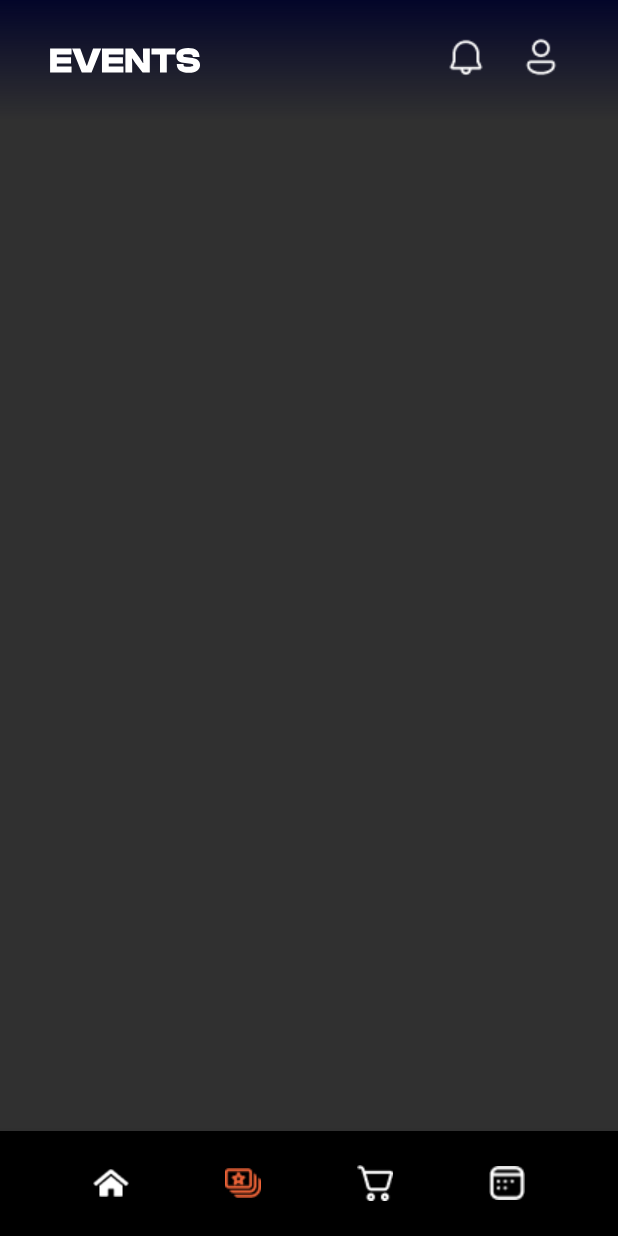
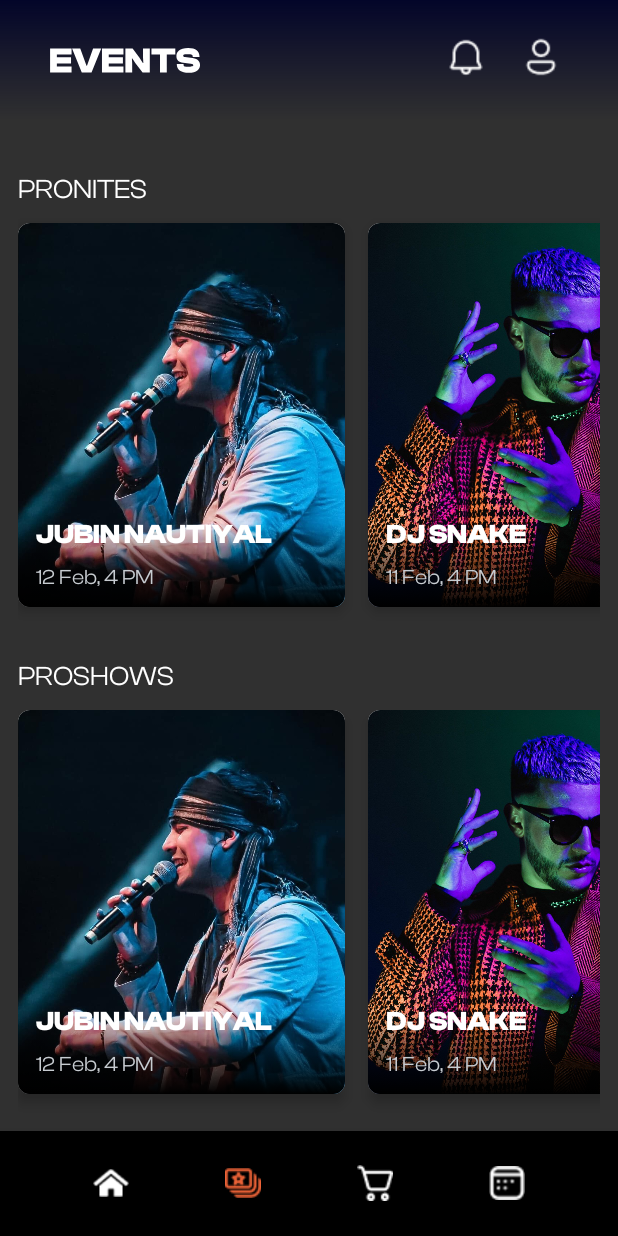
Before and after one commit to MdAyanHassan/Alcheringa, an Android app built with Jetpack Compose: the screen it shows after launch (MainActivity), item 2 of the bottom bar chosen, on a phone screen of 412 x 824 dp. Run offline under Robolectric (Android 15) with nearby library versions, the phone set to English and light mode, and no system bars.

Commit message:
Initial UI for events

```diff
--- /dev/null
+++ b/app/src/main/java/com/example/alcheringa2022/Event_card.kt
@@ -0,0 +1,124 @@
+package com.example.alcheringa2022
+
+import androidx.compose.foundation.Image
+import androidx.compose.foundation.background
+import androidx.compose.foundation.layout.*
+import androidx.compose.foundation.lazy.LazyRow
+import androidx.compose.foundation.lazy.items
+import androidx.compose.foundation.shape.RoundedCornerShape
+import androidx.compose.material.Card
+import androidx.compose.material.MaterialTheme
+import androidx.compose.material.Text
+import androidx.compose.runtime.Composable
+import androidx.compose.ui.Alignment
+import androidx.compose.ui.Modifier
+import androidx.compose.ui.graphics.Brush
+import androidx.compose.ui.graphics.Color
+import androidx.compose.ui.layout.ContentScale
+import androidx.compose.ui.res.colorResource
+import androidx.compose.ui.res.painterResource
+import androidx.compose.ui.text.TextStyle
+import androidx.compose.ui.text.font.FontWeight
+import androidx.compose.ui.tooling.preview.Preview
+import androidx.compose.ui.unit.dp
+import androidx.compose.ui.unit.sp
+import com.example.alcheringa2022.ui.theme.Alcheringa2022Theme
+import com.example.alcheringa2022.ui.theme.clash
+
+val events = mutableListOf(
+
+    eventdetail(
+        "JUBIN NAUTIYAL",
+        "Pro Nights",
+        "12 Feb, 4 PM",
+        "Online", R.drawable.jubin
+    ),
+
+    eventdetail(
+        "DJ SNAKE",
+        "Pro Nights",
+        "11 Feb, 4 PM",
+        "Online", R.drawable.djsnake
+    ),
+    eventdetail(
+        "TAYLOR SWIFT",
+        "Pro Nights",
+        "13 Feb, 4 PM",
+        "Online", R.drawable.taylor
+    )
+
+
+)
+
+@Composable
+fun Event_card(eventdetail: eventdetail) {
+
+
+    Box {
+        Card(
+            modifier = Modifier.fillMaxWidth(),
+            shape = RoundedCornerShape(8.dp),
+            elevation = 5.dp
+        ) {
+            Box(
+                modifier = Modifier
+                    .height(256.dp)
+                    .width(218.dp)
+            ) {
+                Image(
+                    painter = painterResource(id = eventdetail.imgurl),
+                    contentDescription = "artist",
+                    contentScale = ContentScale.Crop
+                )
+                Box(
+                    modifier = Modifier
+                        .fillMaxSize()
+                        .background(
+                            brush = Brush.verticalGradient(
+                                colors = listOf(
+                                    Color.Transparent,
+                                    Color.Black
+                                ), startY = 300f
+                            )
+                        )
+                )
+                Box(
+                    modifier = Modifier
+                        .fillMaxSize()
+                        .padding(12.dp),
+                    contentAlignment = Alignment.BottomStart
+                ) {
+                    Column {
+                        Text(text = eventdetail.artist, style = MaterialTheme.typography.h1)
+                        Spacer(modifier = Modifier.height(10.dp))
+                        Text(
+                            text = eventdetail.time,
+                            style = TextStyle(
+                                color = colorResource(id = R.color.textGray),
+                                fontFamily = clash,
+                                fontWeight = FontWeight.Normal,
+                                fontSize = 14.sp
+                            )
+                        )
+                    }
+                }
+
+            }
+
+        }
+    }
+}
+
+
+@Composable
+@Preview
+fun PreviewItem(){
+    Alcheringa2022Theme {
+        LazyRow(
+            modifier = Modifier.fillMaxWidth(),
+            horizontalArrangement = Arrangement.spacedBy(15.dp)
+        ) {
+            items(events) { dataEach -> Event_card(eventdetail = dataEach) }
+        }
+    }
+}
--- /dev/null
+++ b/app/src/main/java/com/example/alcheringa2022/Events.kt
@@ -0,0 +1,102 @@
+package com.example.alcheringa2022
+
+import android.os.Bundle
+import android.view.LayoutInflater
+import android.view.View
+import android.view.ViewGroup
+import androidx.compose.foundation.background
+import androidx.compose.foundation.layout.*
+import androidx.compose.foundation.lazy.LazyRow
+import androidx.compose.foundation.lazy.items
+import androidx.compose.foundation.rememberScrollState
+import androidx.compose.foundation.verticalScroll
+import androidx.compose.material.MaterialTheme
+import androidx.compose.material.Text
+import androidx.compose.runtime.Composable
+import androidx.compose.ui.Modifier
+import androidx.compose.ui.graphics.Color
+import androidx.compose.ui.tooling.preview.Preview
+import androidx.compose.ui.unit.dp
+import androidx.fragment.app.Fragment
+import com.example.alcheringa2022.databinding.FragmentEventsBinding
+import com.example.alcheringa2022.ui.theme.Alcheringa2022Theme
+import java.util.*
+
+
+class Events : Fragment() {
+
+    private lateinit var binding: FragmentEventsBinding
+    private val events = mutableListOf(
+
+        eventdetail(
+            "JUBIN NAUTIYAL",
+            "Pro Nights",
+            "12 Feb, 4 PM",
+            "Online", R.drawable.jubin
+        ),
+
+        eventdetail(
+            "DJ SNAKE",
+            "Pro Nights",
+            "11 Feb, 4 PM",
+            "Online", R.drawable.djsnake
+        ),
+        eventdetail(
+            "TAYLOR SWIFT",
+            "Pro Nights",
+            "13 Feb, 4 PM",
+            "Online", R.drawable.taylor
+        )
+
+
+    )
+
+    override fun onCreateView(
+        inflater: LayoutInflater, container: ViewGroup?,
+        savedInstanceState: Bundle?
+    ): View {
+        //return inflater.inflate(R.layout.fragment_events, container, false)
+        binding = FragmentEventsBinding.inflate(layoutInflater)
+        return (binding.root)
+    }
+
+    override fun onViewCreated(view: View, savedInstanceState: Bundle?) {
+        super.onViewCreated(view, savedInstanceState)
+
+        binding.compose1.setContent {
+            Full_view()
+        }
+    }
+
+    @Composable
+    @Preview
+    fun Full_view() {
+        Alcheringa2022Theme {
+            Column(
+                modifier = Modifier
+                    .fillMaxWidth()
+                    .verticalScroll(rememberScrollState()).padding(horizontal = 12.dp)
+                    /*.background(Color.Black)*/
+            ) {
+                Events_row(heading = "Pronites", events_list = events)
+                Events_row(heading = "ProShows", events_list = events)
+                Events_row(heading = "Creator's Camp", events_list = events)
+                Events_row(heading = "Humor Fest", events_list = events)
+                Events_row(heading = "Competitions", events_list = events)
+            }
+        }
+    }
+
+    @Composable
+    fun Events_row(heading: String, events_list: MutableList<eventdetail>) {
+        Spacer(modifier = Modifier.height(36.dp))
+        Text(text = heading.uppercase(Locale.getDefault()), style = MaterialTheme.typography.h2)
+        Spacer(modifier = Modifier.height(12.dp))
+        LazyRow(
+            modifier = Modifier.fillMaxWidth(),
+            horizontalArrangement = Arrangement.spacedBy(15.dp)
+        ) {
+            items(events_list) { dataEach -> Event_card(eventdetail = dataEach) }
+        }
+    }
+}
--- a/app/src/main/java/com/example/alcheringa2022/Events_Fragment.java
+++ /dev/null
@@ -1,64 +0,0 @@
-package com.example.alcheringa2022;
-
-import android.os.Bundle;
-
-import androidx.fragment.app.Fragment;
-
-import android.view.LayoutInflater;
-import android.view.View;
-import android.view.ViewGroup;
-
-/**
- * A simple {@link Fragment} subclass.
- * Use the {@link Events_Fragment#newInstance} factory method to
- * create an instance of this fragment.
- */
-public class Events_Fragment extends Fragment {
-
-    // TODO: Rename parameter arguments, choose names that match
-    // the fragment initialization parameters, e.g. ARG_ITEM_NUMBER
-    private static final String ARG_PARAM1 = "param1";
-    private static final String ARG_PARAM2 = "param2";
-
-    // TODO: Rename and change types of parameters
-    private String mParam1;
-    private String mParam2;
-
-    public Events_Fragment() {
-        // Required empty public constructor
-    }
-
-    /**
-     * Use this factory method to create a new instance of
-     * this fragment using the provided parameters.
-     *
-     * @param param1 Parameter 1.
-     * @param param2 Parameter 2.
-     * @return A new instance of fragment about.
-     */
-    // TODO: Rename and change types and number of parameters
-    public static Events_Fragment newInstance(String param1, String param2) {
-        Events_Fragment fragment = new Events_Fragment();
-        Bundle args = new Bundle();
-        args.putString(ARG_PARAM1, param1);
-        args.putString(ARG_PARAM2, param2);
-        fragment.setArguments(args);
-        return fragment;
-    }
-
-    @Override
-    public void onCreate(Bundle savedInstanceState) {
-        super.onCreate(savedInstanceState);
-        if (getArguments() != null) {
-            mParam1 = getArguments().getString(ARG_PARAM1);
-            mParam2 = getArguments().getString(ARG_PARAM2);
-        }
-    }
-
-    @Override
-    public View onCreateView(LayoutInflater inflater, ViewGroup container,
-                             Bundle savedInstanceState) {
-        // Inflate the layout for this fragment
-        return inflater.inflate(R.layout.fragment_events, container, false);
-    }
-}
--- a/app/src/main/java/com/example/alcheringa2022/Home.kt
+++ b/app/src/main/java/com/example/alcheringa2022/Home.kt
@@ -23,6 +23,7 @@
 import androidx.compose.ui.res.painterResource
 import androidx.compose.ui.text.TextStyle
 import androidx.compose.ui.text.font.FontWeight
+import androidx.compose.ui.tooling.preview.Preview
 import androidx.compose.ui.unit.dp
 import androidx.compose.ui.unit.sp
 import androidx.fragment.app.Fragment
@@ -37,11 +38,8 @@
  */
 class Home : Fragment() {
 
-    // TODO: Rename and change types of parameters
-    private var mParam1: String? = null
-    private var mParam2: String? = null
     lateinit var binding: FragmentHomeBinding
-    val events=mutableListOf(
+    val events = mutableListOf(
 
         eventdetail(
             "JUBIN NAUTIYAL",
@@ -64,14 +62,10 @@
         )
 
 
+    )
 
-        )
     override fun onCreate(savedInstanceState: Bundle?) {
         super.onCreate(savedInstanceState)
-        if (arguments != null) {
-            mParam1 = requireArguments().getString(ARG_PARAM1)
-            mParam2 = requireArguments().getString(ARG_PARAM2)
-        }
     }
 
     override fun onCreateView(
@@ -79,7 +73,6 @@
         savedInstanceState: Bundle?
     ): View? {
         // Inflate the layout for this fragment
-
         binding = FragmentHomeBinding.inflate(layoutInflater)
         return (binding.root)
 
@@ -92,59 +85,38 @@
 
         binding.compose1.setContent {
             Alcheringa2022Theme() {
-
-
                 LazyRow(
                     modifier = Modifier.fillMaxWidth(),
                     horizontalArrangement = Arrangement.spacedBy(15.dp)
                 ) {
-                    items(events) { dataeach -> upcomingEvents(eventdetail = dataeach) }
+                    items(events) { dataEach -> UpcomingEvents(eventdetail = dataEach) }
                 }
-
-
             }
 
         }
     }
 
-    companion object {
-        // TODO: Rename parameter arguments, choose names that match
-        // the fragment initialization parameters, e.g. ARG_ITEM_NUMBER
-        private const val ARG_PARAM1 = "param1"
-        private const val ARG_PARAM2 = "param2"
+    @Composable
+    fun UpcomingEvents(eventdetail: eventdetail) {
 
-        /**
-         * Use this factory method to create a new instance of
-         * this fragment using the provided parameters.
-         *
-         * @param param1 Parameter 1.
-         * @param param2 Parameter 2.
-         * @return A new instance of fragment Home.
-         */
-        // TODO: Rename and change types and number of parameters
-        fun newInstance(param1: String?, param2: String?): Home {
-            val fragment = Home()
-            val args = Bundle()
-            args.putString(ARG_PARAM1, param1)
-            args.putString(ARG_PARAM2, param2)
-            fragment.arguments = args
-            return fragment
-        }
-    }
-
-    @Composable
-    fun upcomingEvents(eventdetail: eventdetail) {
-
-        Box() {
-
-            Card(modifier = Modifier.fillMaxWidth(),
+        Box {
+            Card(
+                modifier = Modifier.fillMaxWidth(),
                 shape = RoundedCornerShape(8.dp),
-            elevation = 5.dp) {
-                    Box(modifier = Modifier
+                elevation = 5.dp
+            ) {
+                Box(
+                    modifier = Modifier
                         .height(256.dp)
-                        .width(218.dp)){
-                        Image(painter = painterResource(id = eventdetail.imgurl), contentDescription = "artist", contentScale = ContentScale.Crop)
-                        Box(modifier = Modifier
+                        .width(218.dp)
+                ) {
+                    Image(
+                        painter = painterResource(id = eventdetail.imgurl),
+                        contentDescription = "artist",
+                        contentScale = ContentScale.Crop
+                    )
+                    Box(
+                        modifier = Modifier
                             .fillMaxSize()
                             .background(
                                 brush = Brush.verticalGradient(
@@ -153,22 +125,44 @@
                                         Color.Black
                                     ), startY = 300f
                                 )
-                            ))
-                        Box(modifier = Modifier
+                            )
+                    )
+                    Box(
+                        modifier = Modifier
                             .fillMaxSize()
-                            .padding(12.dp), contentAlignment = Alignment.BottomStart){
+                            .padding(12.dp),
+                        contentAlignment = Alignment.BottomStart
+                    ) {
                         Column {
                             Text(text = eventdetail.artist, style = MaterialTheme.typography.h1)
                             Spacer(modifier = Modifier.height(10.dp))
-                                Text(text = eventdetail.time, style = TextStyle(color = colorResource(id = R.color.textGray),fontFamily = clash,fontWeight = FontWeight.Normal,fontSize = 14.sp))
-
-
+                            Text(
+                                text = eventdetail.time,
+                                style = TextStyle(
+                                    color = colorResource(id = R.color.textGray),
+                                    fontFamily = clash,
+                                    fontWeight = FontWeight.Normal,
+                                    fontSize = 14.sp
+                                )
+                            )
                         }
                     }
 
                 }
 
+            }
+        }
+    }
 
+    @Composable
+    @Preview
+    fun PreviewItem(){
+        Alcheringa2022Theme() {
+            LazyRow(
+                modifier = Modifier.fillMaxWidth(),
+                horizontalArrangement = Arrangement.spacedBy(15.dp)
+            ) {
+                items(events) { dataEach -> UpcomingEvents(eventdetail = dataEach) }
             }
         }
     }
--- a/app/src/main/java/com/example/alcheringa2022/MainActivity.java
+++ b/app/src/main/java/com/example/alcheringa2022/MainActivity.java
@@ -15,7 +15,7 @@
 
 public class MainActivity extends AppCompatActivity implements BottomNavigationView.OnNavigationItemSelectedListener{
     BottomNavigationView bottomNavigationView;
-    Events_Fragment events_fragment;
+    Events events_fragment;
 
     SharedPreferences sharedPreferences;
 
@@ -23,7 +23,7 @@
     protected void onCreate(Bundle savedInstanceState) {
         super.onCreate(savedInstanceState);
         setContentView(R.layout.activity_main);
-        events_fragment = new Events_Fragment();
+        events_fragment = new Events();
         bottomNavigationView=findViewById(R.id.bottomNavigationView);
         bottomNavigationView.setOnNavigationItemSelectedListener(this);
         sharedPreferences = getSharedPreferences("USER",MODE_PRIVATE);
--- a/app/src/main/java/com/example/alcheringa2022/ui/theme/Type.kt
+++ b/app/src/main/java/com/example/alcheringa2022/ui/theme/Type.kt
@@ -20,7 +20,8 @@
                 fontWeight = FontWeight.Normal,
                 fontSize = 14.sp
         ),
-        h1 = TextStyle(color = Color.White, fontSize = 18.sp, fontWeight = FontWeight.Bold, fontFamily = clash )
+        h1 = TextStyle(color = Color.White, fontSize = 18.sp, fontWeight = FontWeight.Bold, fontFamily = clash ),
+        h2 = TextStyle(color = Color.White, fontSize = 18.sp, fontWeight = FontWeight.Medium, fontFamily = clash)
         /* Other default text styles to override
     button = TextStyle(
         fontFamily = FontFamily.Default,
--- a/app/src/main/res/drawable/login_button_bg.xml
+++ b/app/src/main/res/drawable/login_button_bg.xml
@@ -3,5 +3,5 @@
     android:shape="rectangle">
     <!-- you can use any color you want I used here gray color-->
     <solid android:color="@color/white"/>
-    <corners android:radius="20dp"/>
+    <corners android:radius="25dp"/>
 </shape>
--- a/app/src/main/res/layout/activity_sign_up.xml
+++ b/app/src/main/res/layout/activity_sign_up.xml
@@ -196,7 +196,7 @@
 
             <TextView
                 android:layout_width="wrap_content"
-                android:layout_height="match_parent"
+                android:layout_height="wrap_content"
                 android:layout_gravity="center_vertical"
                 android:gravity="center"
                 android:text="Continue with Outlook"
--- a/app/src/main/res/layout/fragment_events.xml
+++ b/app/src/main/res/layout/fragment_events.xml
@@ -4,7 +4,7 @@
     xmlns:tools="http://schemas.android.com/tools"
     android:layout_width="match_parent"
     android:layout_height="match_parent"
-    tools:context=".Events_Fragment">
+    tools:context=".Events">
 
     <androidx.constraintlayout.widget.ConstraintLayout
         android:id="@+id/constraintLayout"
@@ -53,5 +53,14 @@
             app:layout_constraintVertical_bias="0.48" />
     </androidx.constraintlayout.widget.ConstraintLayout>
 
+    <androidx.compose.ui.platform.ComposeView
+        android:id="@+id/compose1"
+        android:layout_width="wrap_content"
+        android:layout_height="wrap_content"
+        app:layout_constraintTop_toBottomOf="@id/constraintLayout"
+        app:layout_constraintStart_toStartOf="parent"
+        app:layout_constraintEnd_toEndOf="parent">
+    </androidx.compose.ui.platform.ComposeView>
+
 
 </androidx.constraintlayout.widget.ConstraintLayout>
--- a/app/src/main/res/layout/fragment_home.xml
+++ b/app/src/main/res/layout/fragment_home.xml
@@ -58,9 +58,7 @@
         android:layout_height="wrap_content"
         app:layout_constraintTop_toBottomOf="@id/constraintLayout"
         app:layout_constraintStart_toStartOf="parent"
-        app:layout_constraintEnd_toEndOf="parent"
-        >
-
+        app:layout_constraintEnd_toEndOf="parent">
     </androidx.compose.ui.platform.ComposeView>
 
 </androidx.constraintlayout.widget.ConstraintLayout>
--- a/app/src/main/res/navigation/my_nav.xml
+++ b/app/src/main/res/navigation/my_nav.xml
@@ -11,7 +11,7 @@
         tools:layout="@layout/fragment_home" />
     <fragment
         android:id="@+id/about"
-        android:name="com.example.alcheringa2022.Events_Fragment"
+        android:name="com.example.alcheringa2022.Events"
         android:label="fragment_about"
         tools:layout="@layout/fragment_events" />
     <fragment
```
Also changed, not shown: app/src/main/AndroidManifest.xml (+1 -7 lines), app/src/main/java/com/example/alcheringa2022/eventdetail.kt (+5 -2 lines). Lines whose indentation alone changed are shown as unchanged.
